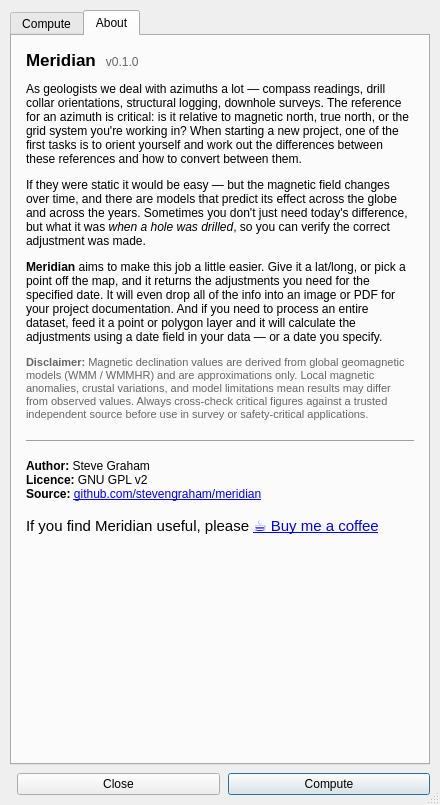
The window that dialog_base.ui (stevengraham/meridian) describes before a commit, drawn with Qt 5.
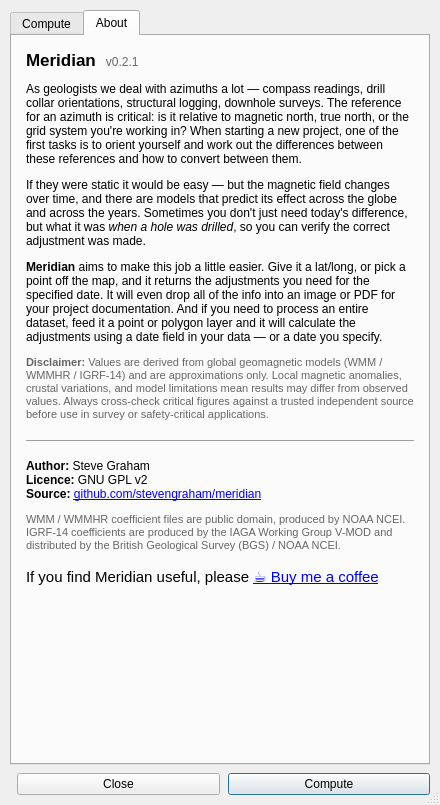
The same window after the commit. The open tabs and pages were chosen to show the change.

Commit message:
Consistent wording across README, metadata, and About tab
- README/metadata: 'converting between' → 'provides declination,
  convergence and GMA'; add 1900-2030 date range to README tagline
- About tab: bump version to v0.2.1; add IGRF-14 to disclaimer;
  add WMM/IGRF-14 acknowledgement block

```diff
--- a/dialog_base.ui
+++ b/dialog_base.ui
@@ -246,12 +246,12 @@
          <property name="openExternalLinks"><bool>true</bool></property>
          <property name="alignment"><set>Qt::AlignTop|Qt::AlignLeft</set></property>
          <property name="text"><string>&lt;html&gt;&lt;body&gt;
-&lt;p&gt;&lt;b style="font-size:13pt;"&gt;Meridian&lt;/b&gt; &amp;nbsp; &lt;span style="color:#666;"&gt;v0.1.0&lt;/span&gt;&lt;/p&gt;
+&lt;p&gt;&lt;b style="font-size:13pt;"&gt;Meridian&lt;/b&gt; &amp;nbsp; &lt;span style="color:#666;"&gt;v0.2.1&lt;/span&gt;&lt;/p&gt;
 &lt;p&gt;As geologists we deal with azimuths a lot — compass readings, drill collar orientations, structural logging, downhole surveys. The reference for an azimuth is critical: is it relative to magnetic north, true north, or the grid system you're working in? When starting a new project, one of the first tasks is to orient yourself and work out the differences between these references and how to convert between them.&lt;/p&gt;
 &lt;p&gt;If they were static it would be easy — but the magnetic field changes over time, and there are models that predict its effect across the globe and across the years. Sometimes you don't just need today's difference, but what it was &lt;i&gt;when a hole was drilled&lt;/i&gt;, so you can verify the correct adjustment was made.&lt;/p&gt;
 &lt;p&gt;&lt;b&gt;Meridian&lt;/b&gt; aims to make this job a little easier. Give it a lat/long, or pick a point off the map, and it returns the adjustments you need for the specified date. It will even drop all of the info into an image or PDF for your project documentation. And if you need to process an entire dataset, feed it a point or polygon layer and it will calculate the adjustments using a date field in your data — or a date you specify.&lt;/p&gt;
 &lt;p style="color:#666; font-size:8pt; margin-top:12px;"&gt;
-&lt;b&gt;Disclaimer:&lt;/b&gt; Magnetic declination values are derived from global geomagnetic models (WMM / WMMHR) and are approximations only. Local magnetic anomalies, crustal variations, and model limitations mean results may differ from observed values. Always cross-check critical figures against a trusted independent source before use in survey or safety-critical applications.
+&lt;b&gt;Disclaimer:&lt;/b&gt; Values are derived from global geomagnetic models (WMM / WMMHR / IGRF-14) and are approximations only. Local magnetic anomalies, crustal variations, and model limitations mean results may differ from observed values. Always cross-check critical figures against a trusted independent source before use in survey or safety-critical applications.
 &lt;/p&gt;
 &lt;hr/&gt;
 &lt;p&gt;
@@ -259,6 +259,10 @@
 &lt;b&gt;Licence:&lt;/b&gt; GNU GPL v2&lt;br/&gt;
 &lt;b&gt;Source:&lt;/b&gt; &lt;a href="https://github.com/stevengraham/meridian"&gt;github.com/stevengraham/meridian&lt;/a&gt;
 &lt;/p&gt;
+&lt;p style="color:#666; font-size:8pt;"&gt;
+WMM / WMMHR coefficient files are public domain, produced by NOAA NCEI.&lt;br/&gt;
+IGRF-14 coefficients are produced by the IAGA Working Group V-MOD and distributed by the British Geological Survey (BGS) / NOAA NCEI.
+&lt;/p&gt;
 &lt;p style="margin-top:16px; font-size:11pt;"&gt;
 If you find Meridian useful, please &lt;a href="https://www.buymeacoffee.com/solasdata"&gt;☕ Buy me a coffee&lt;/a&gt;
 &lt;/p&gt;
```
The commit also changes 2 other files.
